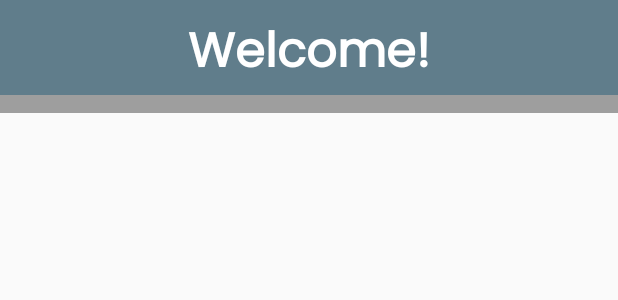
After one commit to Dohmanlechx/Captions-Scanner, an Android app: the layout tutorial_title.xml on its own in the app's theme, with its tools: preview values and no code run, on a phone screen of 412 x 824 dp. The commit adds this screen. Shown: the top 300 px of the screen. Run offline under Robolectric (Android 15) with nearby library versions, the phone set to English and light mode, and no system bars.

Commit message:
Tutorial screen added

```diff
--- /dev/null
+++ b/app/src/main/res/layout/tutorial_title.xml
@@ -0,0 +1,31 @@
+<?xml version="1.0" encoding="utf-8"?>
+<android.support.constraint.ConstraintLayout xmlns:android="http://schemas.android.com/apk/res/android"
+    xmlns:app="http://schemas.android.com/apk/res-auto"
+    android:layout_width="match_parent"
+    android:layout_height="wrap_content"
+    android:background="@color/primary">
+
+    <TextView
+        android:id="@+id/title_welcome"
+        android:layout_width="wrap_content"
+        android:layout_height="wrap_content"
+        android:fontFamily="@font/poppins"
+        android:paddingTop="10dp"
+        android:text="@string/tutorial_welcome"
+        android:textColor="@color/icons"
+        android:textSize="32sp"
+        android:textStyle="bold"
+        app:layout_constraintBottom_toTopOf="@+id/tutorial_line"
+        app:layout_constraintEnd_toEndOf="parent"
+        app:layout_constraintStart_toStartOf="parent"
+        app:layout_constraintTop_toTopOf="parent" />
+
+    <TextView
+        android:id="@+id/tutorial_line"
+        android:layout_width="0dp"
+        android:layout_height="12dp"
+        android:background="@color/accent"
+        app:layout_constraintBottom_toBottomOf="parent"
+        app:layout_constraintEnd_toEndOf="parent"
+        app:layout_constraintStart_toStartOf="parent" />
+</android.support.constraint.ConstraintLayout>
--- a/app/src/main/res/values/strings.xml
+++ b/app/src/main/res/values/strings.xml
@@ -1,7 +1,10 @@
 <resources>
+    <!--TUTORIAL-->
+    <string name="tutorialPic">Tutorial Picture</string>
+    <string name="tutorial_welcome">Welcome!</string>
     <!--MAINACTIVITY-->
     <string name="app_name">Captions Scanner</string>
-    <string name="cc_example">Placeholder for captions. abcd\nScan, then click on any word!</string>
+    <string name="cc_example">Placeholder for captions.\nScan, then click on any word!</string>
     <string name="holdandrelease">HOLD AND RELEASE</string>
     <!--NAVIGATION DRAWER-->
     <string name="my_words">Words</string>
```
Also changed, not shown: app/src/main/java/com/dohman/captionsscanner/MainActivity.java (+36 -0 lines), app/src/main/res/drawable/tutorial_style.xml (added, +17 -0 lines), app/src/main/res/layout/tutorial.xml (added, +16 -0 lines), app/src/main/res/drawable/tutorial.png (added).
